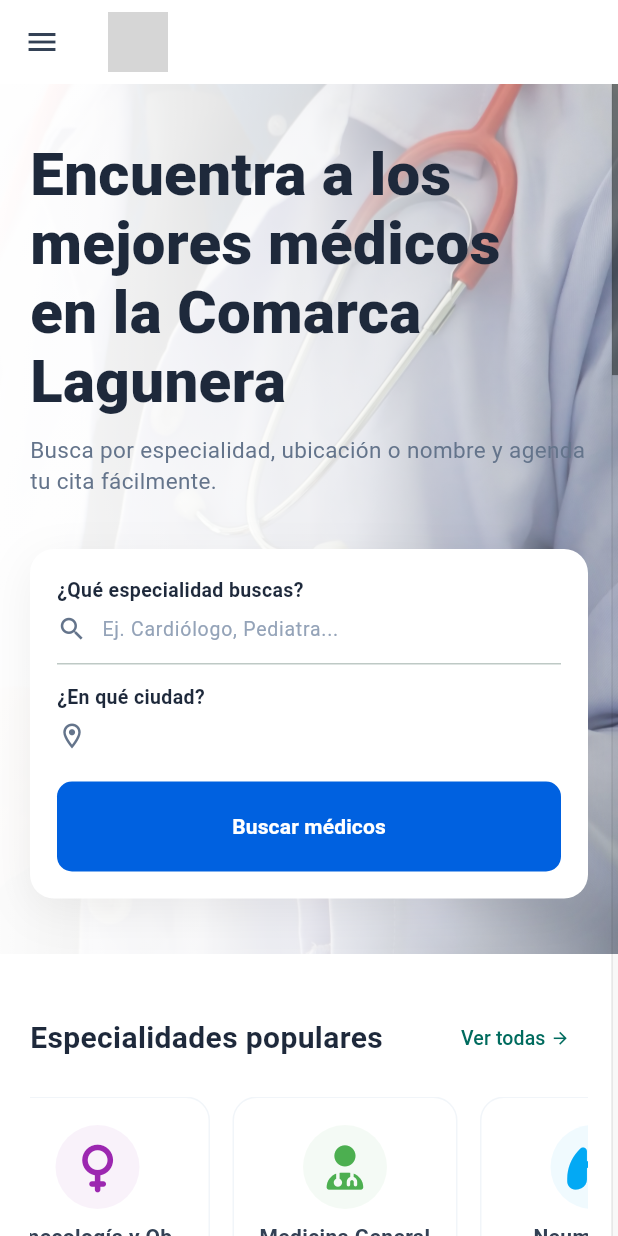
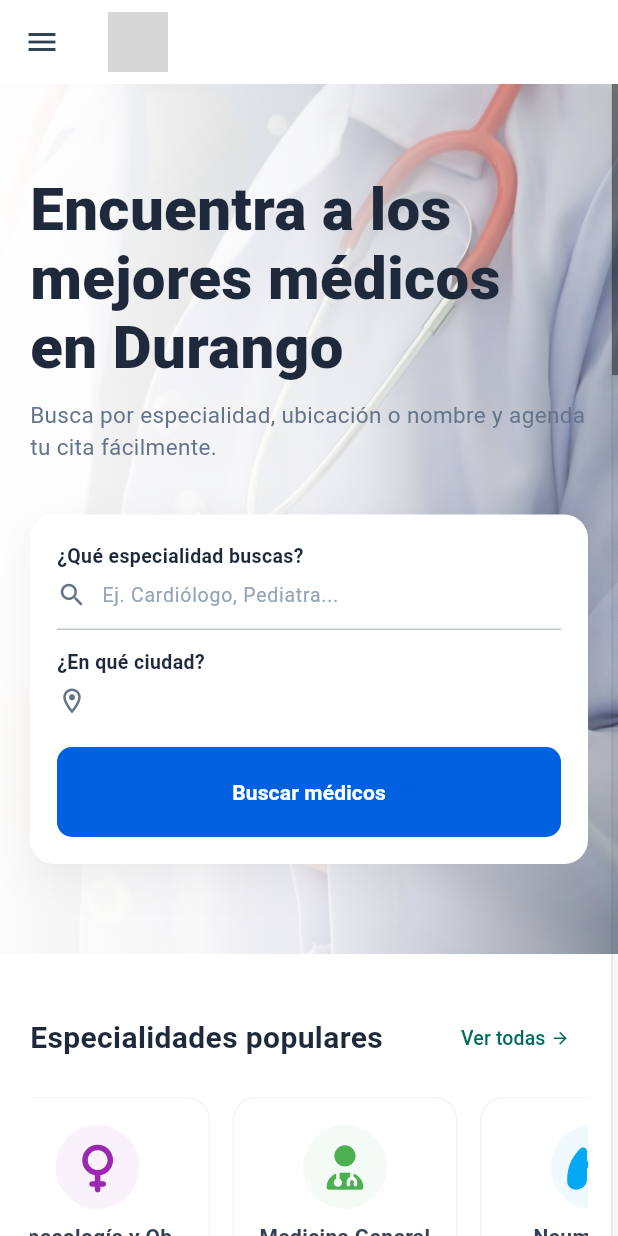
Before and after one commit to grupoalcance/directorios_chihuahua, a Flutter app: the screen it shows after launch, on a phone screen of 412 x 824 dp. Run offline on Flutter 3.47's test engine with Material 3 defaults, Android fonts, the phone set to English and light mode, and no system bars; our stand-ins replace cloud_firestore, firebase_auth, firebase_core, font_awesome_flutter, image_picker; missing offline and left inert: dart:html, dart:ui_web, web_smooth_scroll; accounts and stored records are empty; grey boxes are pictures that could not be loaded.

Commit message:
ajustes de nombres

```diff
--- a/lib/screens/medicos_page_screen.dart
+++ b/lib/screens/medicos_page_screen.dart
@@ -531,7 +531,7 @@ class _MedicosPageScreenState extends State<MedicosPageScreen> {
                   crossAxisAlignment: CrossAxisAlignment.start,
                   children: [
                     const Text(
-                      'Encuentra a los\nmejores médicos\nen la Comarca Lagunera',
+                      'Encuentra a los\nmejores médicos\nen Durango',
                       style: TextStyle(
                         fontSize: 40,
                         fontWeight: FontWeight.w800,
--- a/lib/screens/suscribirse_screen.dart
+++ b/lib/screens/suscribirse_screen.dart
@@ -275,7 +275,7 @@ class _SuscribirseScreenState extends State<SuscribirseScreen> {
             _buildInputLabel('Nombre Completo del Médico'),
             TextFormField(
               controller: _nombreController,
-              decoration: _inputDecoration('Ej. Dr. Alejandro Martínez Ruiz'),
+              decoration: _inputDecoration(''),
               validator: (v) =>
                   v == null || v.isEmpty ? 'Por favor ingresa tu nombre' : null,
             ),
@@ -286,7 +286,7 @@ class _SuscribirseScreenState extends State<SuscribirseScreen> {
             TextFormField(
               controller: _telefonoController,
               keyboardType: TextInputType.phone,
-              decoration: _inputDecoration('Ej. 871 123 4567'),
+              decoration: _inputDecoration(''),
               validator: (v) => v == null || v.isEmpty
                   ? 'Por favor ingresa tu número de contacto'
                   : null,
@@ -298,7 +298,7 @@ class _SuscribirseScreenState extends State<SuscribirseScreen> {
             TextFormField(
               controller: _especialidadController,
               decoration: _inputDecoration(
-                'Ej. Cardiología, Pediatría, Ginecología...',
+                '',
               ),
               validator: (v) => v == null || v.isEmpty
                   ? 'Por favor escribe tu especialidad'
```
